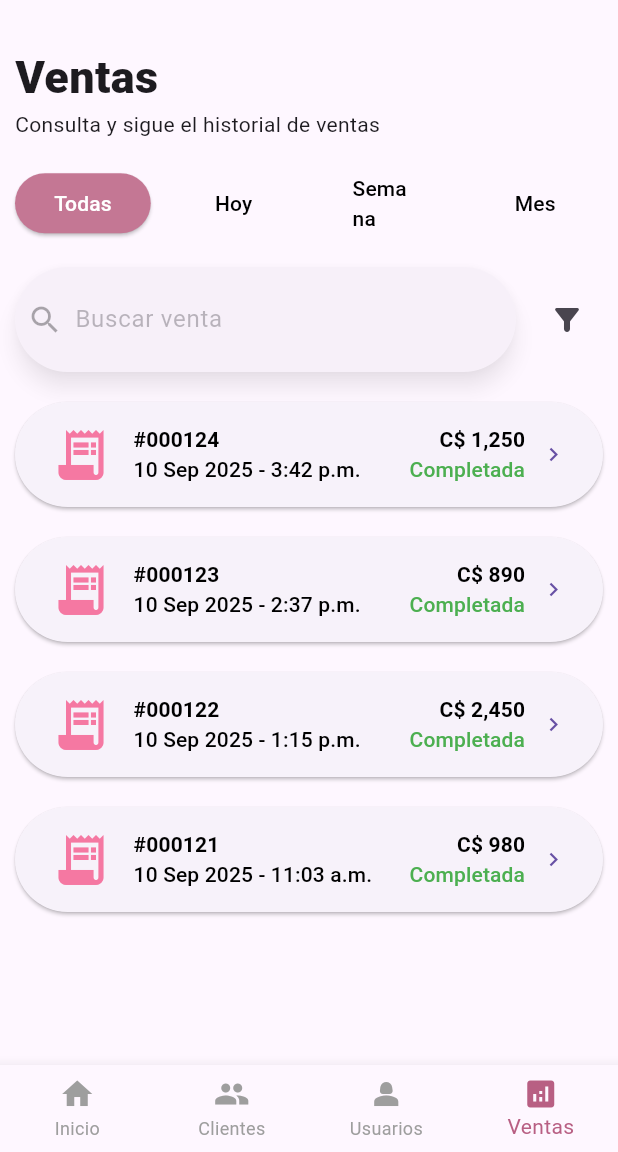
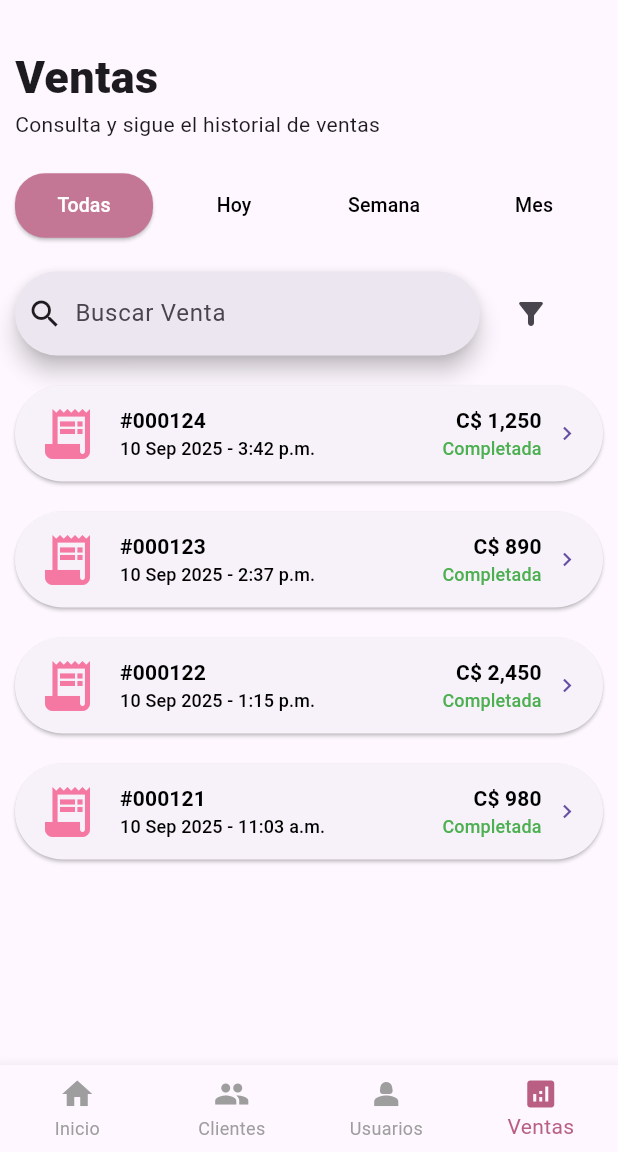
Before and after one commit to edwi-11/ApparelMovil, a Flutter app: the VentasScreen screen opened by its route, on a phone screen of 412 x 824 dp, the part 84-1236 px from its top. Run offline on Flutter 3.47's test engine with Material 3 defaults, Android fonts, the phone set to English and light mode, and no system bars.

Commit message:
ajustes de tamaño y correccion de la barra de busqueda

```diff
--- a/lib/screens/ventas/ventas_screen.dart
+++ b/lib/screens/ventas/ventas_screen.dart
@@ -18,8 +18,6 @@ class VentasScreen extends StatelessWidget {
 
               Padding(padding: const
               EdgeInsets.only(top:20),
-              child: SizedBox(
-                height: 45,
               child: Row(
                 children: [
                   Expanded(
@@ -29,12 +27,13 @@ class VentasScreen extends StatelessWidget {
                     foregroundColor: Colors.white,
                     shape: RoundedRectangleBorder(borderRadius: BorderRadius.circular(20)),
                     overlayColor: Colors.transparent,
+                    padding: const EdgeInsets.symmetric(vertical: 12),
                   ),
-                    child: const Text('Todas'),
+                  child: const Text('Todas', style: TextStyle(fontSize: 13),),
                   ),
                   ),
 
-                    const SizedBox(width: 10,),
+                  const SizedBox(width: 8,),
 
                   Expanded(
                   child: ElevatedButton(onPressed: () {},
@@ -43,12 +42,13 @@ class VentasScreen extends StatelessWidget {
                     foregroundColor: Colors.black,
                     elevation: 0,
                     overlayColor: Colors.transparent,
+                    padding: const EdgeInsets.symmetric(vertical: 12),
                   ),
-                    child: const Text('Hoy'),
+                  child: const Text('Hoy', style: TextStyle(fontSize: 13),),
                   ),
                   ),
 
-                    const SizedBox(width: 10,),
+                  const SizedBox(width: 8,),
 
                   Expanded(
                   child: ElevatedButton(onPressed: () {},
@@ -57,12 +57,13 @@ class VentasScreen extends StatelessWidget {
                     foregroundColor: Colors.black,
                     elevation: 0,
                     overlayColor: Colors.transparent,
+                    padding: const EdgeInsets.symmetric(vertical: 12),
                   ),
-                    child: const Text('Semana'),
+                  child: const Text('Semana', style: TextStyle(fontSize: 13),),
                   ),
                   ),
 
-                    const SizedBox(width: 10,),
+                  const SizedBox(width: 8,),
 
                   Expanded(
                   child: ElevatedButton(onPressed: () {},
@@ -71,71 +72,32 @@ class VentasScreen extends StatelessWidget {
                     foregroundColor: Colors.black,
                     elevation: 0,
                     overlayColor: Colors.transparent,
+                    padding: const EdgeInsets.symmetric(vertical: 12),
                   ),
-                    child: const Text('Mes'),
+                  child: const Text('Mes', style: TextStyle(fontSize: 13),),
                   ),
                   ),
                 ],
               ),
               ),
-              ),
 
-              Padding(padding: const
-              EdgeInsets.only(top:20),
+              Padding(
+                  padding: const EdgeInsets.only(top: 20),
                   child: Row(
                     children: [
-                Expanded(
-                child: SizedBox(
-                  height: 70,
+                      const SizedBox(
+                        width: 310,
                         child: SearchBar(
-                    hintText: ('Buscar venta'),
-                    leading:  Icon (Icons.search),
-                    enabled: false,
-                    constraints: const BoxConstraints(minHeight: 70),
+                          hintText: ('Buscar Venta'),
+                          leading: Icon(Icons.search),
                         ),
                       ),
+                      const SizedBox(width: 10),
+                      IconButton(
+                        onPressed: () {},
+                        icon: const Icon(Icons.filter_alt_rounded),
                       ),
-                 const SizedBox(width: 10,),
-                IconButton(onPressed: () {}, icon: const Icon(Icons.filter_alt_rounded)),
-                  ]
-                )
-                ),
-
-              Padding(
-                padding: const EdgeInsets.only(top:20),
-                child: SizedBox(
-                  width: double.infinity,
-                  height:70,
-                  child: ElevatedButton(onPressed: () {},
-                  style: ElevatedButton.styleFrom(
-                    overlayColor: Colors.transparent,
-                  ),
-                  child: Row(
-                    children: [
-                      const Icon(Icons.receipt_long, size: 40, color:(Color.fromARGB(255, 245, 120, 162)),),
-                      const SizedBox(width: 15,),
-                      const Column(
-                        mainAxisAlignment: MainAxisAlignment.center,
-                        crossAxisAlignment: CrossAxisAlignment.start,
-                        children: [
-                          Text ('#000124', style: TextStyle(color:(Colors.black), fontWeight: FontWeight.bold),),
-                          Text ('10 Sep 2025 - 3:42 p.m.', style: TextStyle(color:(Colors.black)),),
                     ],
-                      ),
-                      const Spacer(),
-                      const Column(
-                        mainAxisAlignment: MainAxisAlignment.center,
-                        crossAxisAlignment: CrossAxisAlignment.end,
-                        children: [
-                          Text('C\$ 1,250', style: TextStyle(color:(Colors.black), fontWeight: FontWeight.bold),),
-                          Text('Completada', style: TextStyle(color: (Colors.green))),
-                        ],
-                      ),
-                      const SizedBox(width: 10,),
-                      const Icon(Icons.chevron_right)
-                    ],
-                  ),
-                )
                   ),
                 ),
 
@@ -143,37 +105,39 @@ class VentasScreen extends StatelessWidget {
                 padding: const EdgeInsets.only(top:20),
                 child: SizedBox(
                   width: double.infinity,
-                  height:70,
                   child: ElevatedButton(onPressed: () {},
                   style: ElevatedButton.styleFrom(
                     overlayColor: Colors.transparent,
+                    padding: const EdgeInsets.symmetric(horizontal: 15, vertical: 12),
                   ),
                   child: Row(
                     children: [
                       const Icon(Icons.receipt_long, size: 40, color:(Color.fromARGB(255, 245, 120, 162)),),
                       const SizedBox(width: 15,),
-                      const Column(
+                      Expanded(
+                        child: Column(
                           mainAxisAlignment: MainAxisAlignment.center,
                           crossAxisAlignment: CrossAxisAlignment.start,
                           children: [
-                          Text ('#000123', style: TextStyle(color:(Colors.black), fontWeight: FontWeight.bold),),
-                          Text ('10 Sep 2025 - 2:37 p.m.', style: TextStyle(color:(Colors.black)),),
+                            Text ('#000124', style: TextStyle(color:(Colors.black), fontWeight: FontWeight.bold),),
+                            Text ('10 Sep 2025 - 3:42 p.m.', style: TextStyle(color:(Colors.black), fontSize: 12),),
                           ],
                         ),
-                      const Spacer(),
-                      const Column(
+                      ),
+                      const SizedBox(width: 8,),
+                      Column(
                         mainAxisAlignment: MainAxisAlignment.center,
                         crossAxisAlignment: CrossAxisAlignment.end,
                         children: [
-                          Text('C\$ 890', style: TextStyle(color:(Colors.black), fontWeight: FontWeight.bold),),
-                          Text('Completada', style: TextStyle(color: (Colors.green))),
+                          Text('C\$ 1,250', style: TextStyle(color:(Colors.black), fontWeight: FontWeight.bold),),
+                          Text('Completada', style: TextStyle(color: (Colors.green), fontSize: 12)),
                         ],
                       ),
-                      const SizedBox(width: 10,),
+                      const SizedBox(width: 8,),
                       const Icon(Icons.chevron_right)
                     ],
                   ),
-                )
+                  ),
                 ),
               ),
 
@@ -181,37 +145,39 @@ class VentasScreen extends StatelessWidget {
                 padding: const EdgeInsets.only(top:20),
                 child: SizedBox(
                   width: double.infinity,
-                  height:70,
                   child: ElevatedButton(onPressed: () {},
                   style: ElevatedButton.styleFrom(
                     overlayColor: Colors.transparent,
+                    padding: const EdgeInsets.symmetric(horizontal: 15, vertical: 12),
                   ),
                   child: Row(
                     children: [
                       const Icon(Icons.receipt_long, size: 40, color:(Color.fromARGB(255, 245, 120, 162)),),
                       const SizedBox(width: 15,),
-                      const Column(
+                      Expanded(
+                        child: Column(
                           mainAxisAlignment: MainAxisAlignment.center,
                           crossAxisAlignment: CrossAxisAlignment.start,
                           children: [
-                          Text ('#000122', style: TextStyle(color:(Colors.black), fontWeight: FontWeight.bold),),
-                          Text ('10 Sep 2025 - 1:15 p.m.', style: TextStyle(color:(Colors.black)),),
+                            Text ('#000123', style: TextStyle(color:(Colors.black), fontWeight: FontWeight.bold),),
+                            Text ('10 Sep 2025 - 2:37 p.m.', style: TextStyle(color:(Colors.black), fontSize: 12),),
                           ],
                         ),
-                      const Spacer(),
-                      const Column(
+                      ),
+                      const SizedBox(width: 8,),
+                      Column(
                         mainAxisAlignment: MainAxisAlignment.center,
                         crossAxisAlignment: CrossAxisAlignment.end,
                         children: [
-                          Text('C\$ 2,450', style: TextStyle(color:(Colors.black), fontWeight: FontWeight.bold),),
-                          Text('Completada', style: TextStyle(color: (Colors.green))),
+                          Text('C\$ 890', style: TextStyle(color:(Colors.black), fontWeight: FontWeight.bold),),
+                          Text('Completada', style: TextStyle(color: (Colors.green), fontSize: 12)),
                         ],
                       ),
-                      const SizedBox(width: 10,),
+                      const SizedBox(width: 8,),
                       const Icon(Icons.chevron_right)
                     ],
                   ),
-                )
+                  ),
                 ),
               ),
 
@@ -219,37 +185,79 @@ class VentasScreen extends StatelessWidget {
                 padding: const EdgeInsets.only(top:20),
                 child: SizedBox(
                   width: double.infinity,
-                  height:70,
                   child: ElevatedButton(onPressed: () {},
                   style: ElevatedButton.styleFrom(
                     overlayColor: Colors.transparent,
+                    padding: const EdgeInsets.symmetric(horizontal: 15, vertical: 12),
                   ),
                   child: Row(
                     children: [
                       const Icon(Icons.receipt_long, size: 40, color:(Color.fromARGB(255, 245, 120, 162)),),
                       const SizedBox(width: 15,),
-                      const Column(
+                      Expanded(
+                        child: Column(
+                          mainAxisAlignment: MainAxisAlignment.center,
+                          crossAxisAlignment: CrossAxisAlignment.start,
+                          children: [
+                            Text ('#000122', style: TextStyle(color:(Colors.black), fontWeight: FontWeight.bold),),
+                            Text ('10 Sep 2025 - 1:15 p.m.', style: TextStyle(color:(Colors.black), fontSize: 12),),
+                          ],
+                        ),
+                      ),
+                      const SizedBox(width: 8,),
+                      Column(
+                        mainAxisAlignment: MainAxisAlignment.center,
+                        crossAxisAlignment: CrossAxisAlignment.end,
+                        children: [
+                          Text('C\$ 2,450', style: TextStyle(color:(Colors.black), fontWeight: FontWeight.bold),),
+                          Text('Completada', style: TextStyle(color: (Colors.green), fontSize: 12)),
+                        ],
+                      ),
+                      const SizedBox(width: 8,),
+                      const Icon(Icons.chevron_right)
+                    ],
+                  ),
+                  ),
+                ),
+              ),
+
+              Padding(
+                padding: const EdgeInsets.only(top:20),
+                child: SizedBox(
+                  width: double.infinity,
+                  child: ElevatedButton(onPressed: () {},
+                  style: ElevatedButton.styleFrom(
+                    overlayColor: Colors.transparent,
+                    padding: const EdgeInsets.symmetric(horizontal: 15, vertical: 12),
+                  ),
+                  child: Row(
+                    children: [
+                      const Icon(Icons.receipt_long, size: 40, color:(Color.fromARGB(255, 245, 120, 162)),),
+                      const SizedBox(width: 15,),
+                      Expanded(
+                        child: Column(
                           mainAxisAlignment: MainAxisAlignment.center,
                           crossAxisAlignment: CrossAxisAlignment.start,
                           children: [
                             Text ('#000121', style: TextStyle(color:(Colors.black), fontWeight: FontWeight.bold),),
-                          Text ('10 Sep 2025 - 11:03 a.m.', style: TextStyle(color:(Colors.black)),),
+                            Text ('10 Sep 2025 - 11:03 a.m.', style: TextStyle(color:(Colors.black), fontSize: 12),),
                           ],
                         ),
-                      const Spacer(),
-                      const Column(
+                      ),
+                      const SizedBox(width: 8,),
+                      Column(
                         mainAxisAlignment: MainAxisAlignment.center,
                         crossAxisAlignment: CrossAxisAlignment.end,
                         children: [
                           Text('C\$ 980', style: TextStyle(color:(Colors.black), fontWeight: FontWeight.bold),),
-                          Text('Completada', style: TextStyle(color: (Colors.green))),
+                          Text('Completada', style: TextStyle(color: (Colors.green), fontSize: 12)),
                         ],
                       ),
-                      const SizedBox(width: 10,),
+                      const SizedBox(width: 8,),
                       const Icon(Icons.chevron_right)
                     ],
                   ),
-                )
+                  ),
                 ),
               ),
 
```
Lines whose indentation alone changed are shown as unchanged.
